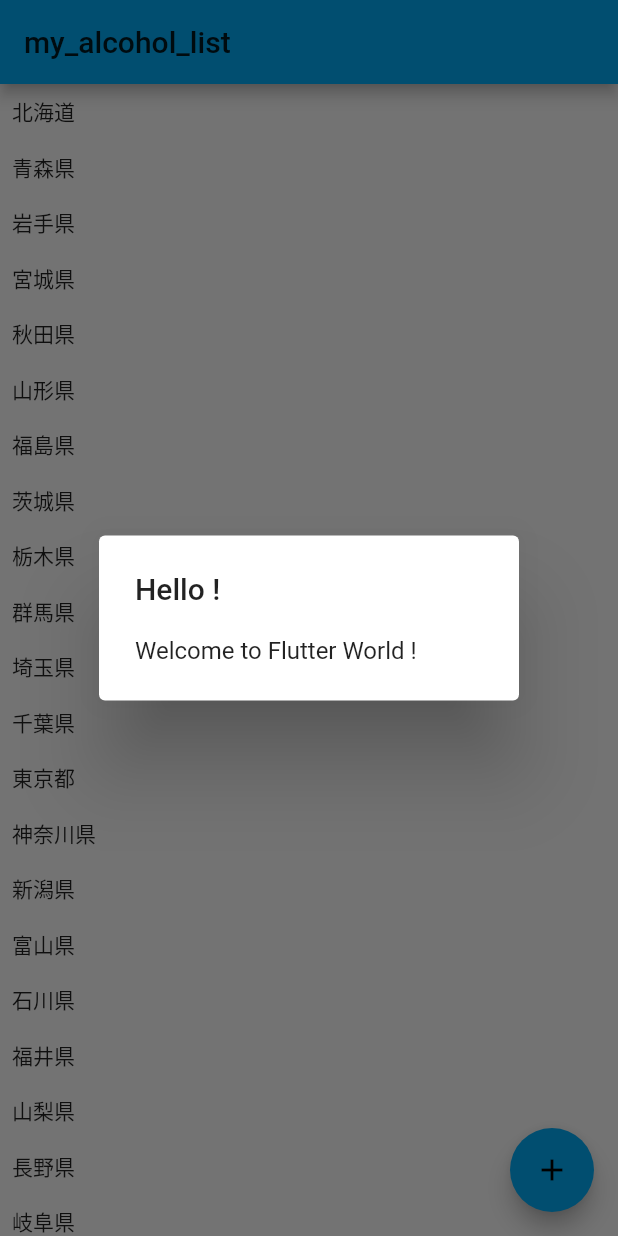
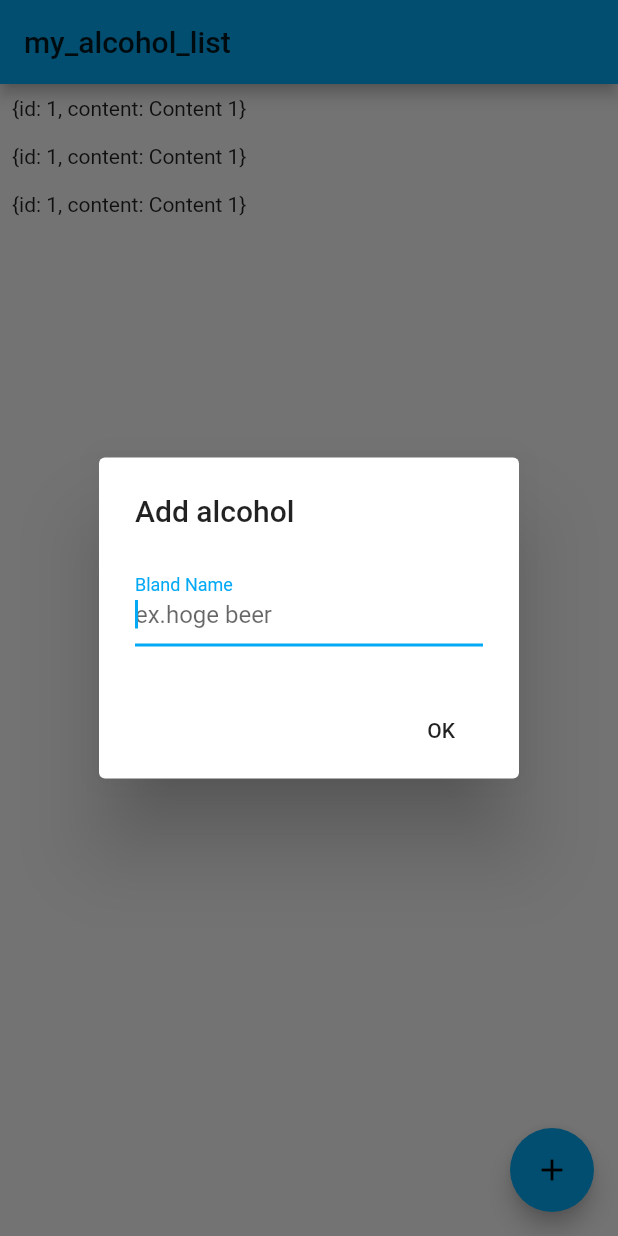
Before and after one commit to zyundamochi080/my_alcohol_list, a Flutter app: the screen it shows after launch, after a tap on the "add" icon, on a phone screen of 412 x 824 dp. Run offline on Flutter 3.47's test engine with Material 2 defaults, Android fonts, the phone set to English and light mode, and no system bars; our stand-ins replace shared_preferences.

Commit message:
Update list and function

```diff
--- a/lib/main.dart
+++ b/lib/main.dart
@@ -3,146 +3,80 @@ import 'package:shared_preferences/shared_preferences.dart';
 
 void main() => runApp(MyApp());
 
+//app entry point
+
 class MyApp extends StatelessWidget {
-  // This widget is the root of your application.
   @override
   Widget build(BuildContext context) {
     return MaterialApp(
       title: 'my_alcohol_list',
       theme: ThemeData(
-        // This is the theme of your application.
-        //
-        // Try running your application with "flutter run". You'll see the
-        // application has a blue toolbar. Then, without quitting the app, try
-        // changing the primarySwatch below to Colors.green and then invoke
-        // "hot reload" (press "r" in the console where you ran "flutter run",
-        // or simply save your changes to "hot reload" in a Flutter IDE).
-        // Notice that the counter didn't reset back to zero; the application
-        // is not restarted.
         primarySwatch: Colors.lightBlue,
       ),
-      home: MyHomePage(title: 'my_alcohol_list'),
+      home: TextFieldAlertDialog(),
     );
   }
 }
 
-class MyHomePage extends StatefulWidget {
-  MyHomePage({Key key, this.title}) : super(key: key);
+//app entry point end
 
-  // This widget is the home page of your application. It is stateful, meaning
-  // that it has a State object (defined below) that contains fields that affect
-  // how it looks.
+class TextFieldAlertDialog extends StatelessWidget {
+  TextEditingController _textFieldController = TextEditingController();
 
-  // This class is the configuration for the state. It holds the values (in this
-  // case the title) provided by the parent (in this case the App widget) and
-  // used by the build method of the State. Fields in a Widget subclass are
-  // always marked "final".
+  List<Map<String, dynamic>> data = [
+    { "id" : 1,  "content" : "Content 1" },
+    { "id" : 2,  "content" : "Content 2" },
+    { "id" : 3,  "content" : "Content 3" }
+  ];
 
-  final String title;
+  int _counter = 3;
 
-  @override
-  _MyHomePageState createState() => _MyHomePageState();
-}
-
-class _MyHomePageState extends State<MyHomePage> {
-  int _counter = 0;
-
-  void _incrementCounter() {
-    setState(() {
-      // This call to setState tells the Flutter framework that something has
-      // changed in this State, which causes it to rerun the build method below
-      // so that the display can reflect the updated values. If we changed
-      // _counter without calling setState(), then the build method would not be
-      // called again, and so nothing would appear to happen.
-      _counter++;
-    });
+  _displayDialog(BuildContext context) async {
+    print('_displaydialog');
+    return showDialog(
+        context: context,
+        builder: (context) {
+          return AlertDialog(
+            title: Text('Add alcohol'),
+            content: TextField(
+              controller: _textFieldController,
+              autofocus: true,
+              decoration: InputDecoration(labelText: 'Bland Name', hintText: 'ex.hoge beer'),
+            ),
+            actions: <Widget>[
+              new FlatButton(
+                child: new Text('OK'),
+                onPressed: () => _submission(_textFieldController.text),
+              )
+            ],
+          );
+        });
+  }
+  void _submission(String inputText) {
+    print('_submission');
+    _counter++;
+    data.add({ "id": _counter, "content": inputText});
   }
 
-  void _showDialog() {
-    setState(() {
-      showDialog(
-          context: context,
-          builder: (_) => AlertDialog(
-            title :Text("Hello !"),
-            content: Text("Welcome to Flutter World !"),
-          )
-      );
-    });
-  }
-
-//  @override
-//  Widget build(BuildContext context) {
-//    // This method is rerun every time setState is called, for instance as done
-//    // by the _incrementCounter method above.
-//    //
-//    // The Flutter framework has been optimized to make rerunning build methods
-//    // fast, so that you can just rebuild anything that needs updating rather
-//    // than having to individually change instances of widgets.
-//    return Scaffold(
-//      appBar: AppBar(
-//        // Here we take the value from the MyHomePage object that was created by
-//        // the App.build method, and use it to set our appbar title.
-//        title: Text(widget.title),
-//      ),
-//      body: Center(
-//        // Center is a layout widget. It takes a single child and positions it
-//        // in the middle of the parent.
-//        child: Column(
-//          // Column is also layout widget. It takes a list of children and
-//          // arranges them vertically. By default, it sizes itself to fit its
-//          // children horizontally, and tries to be as tall as its parent.
-//          //
-//          // Invoke "debug painting" (press "p" in the console, choose the
-//          // "Toggle Debug Paint" action from the Flutter Inspector in Android
-//          // Studio, or the "Toggle Debug Paint" command in Visual Studio Code)
-//          // to see the wireframe for each widget.
-//          //
-//          // Column has various properties to control how it sizes itself and
-//          // how it positions its children. Here we use mainAxisAlignment to
-//          // center the children vertically; the main axis here is the vertical
-//          // axis because Columns are vertical (the cross axis would be
-//          // horizontal).
-//          mainAxisAlignment: MainAxisAlignment.center,
-//          children: <Widget>[
-//            Text(
-//              'You have pushed the button this many times:',
-//            ),
-//            Text(
-//              '$_counter',
-//              style: Theme.of(context).textTheme.display1,
-//            ),
-//          ],
-//        ),
-//      ),
-//      floatingActionButton: FloatingActionButton(
-//        onPressed: _incrementCounter,
-//        tooltip: 'Increment',
-//        child: Icon(Icons.add),
-//      ), // This trailing comma makes auto-formatting nicer for build methods.
-//    );
-//  }
 
   @override
   Widget build(BuildContext context) {
-    const data = [
-      "北海道", "青森県", "岩手県", "宮城県", "秋田県", "山形県", "福島県", "茨城県", "栃木県", "群馬県", "埼玉県", "千葉県", "東京都", "神奈川県", "新潟県", "富山県", "石川県", "福井県", "山梨県", "長野県", "岐阜県", "静岡県", "愛知県", "三重県", "滋賀県", "京都府", "大阪府", "兵庫県", "奈良県", "和歌山県", "鳥取県", "島根県", "岡山県", "広島県", "山口県", "徳島県", "香川県", "愛媛県", "高知県", "福岡県", "佐賀県", "長崎県", "熊本県", "大分県", "宮崎県", "鹿児島県", "沖縄県",
-    ];
+    debugPrint('debug');
     return Scaffold(
       appBar: AppBar(
-        title: Text(widget.title),
+        title: Text('my_alcohol_list'),
       ),
       body: ListView.builder(
         itemCount: data.length,
-        itemBuilder: (context, int index) {
+        itemBuilder: (int, context) {
           return Padding(
               padding: EdgeInsets.all(8.0),
-              child: Text(
-                data[index],
-              ));
+              child: Text(data[0].toString()),
+          );
         },
       ),
     floatingActionButton: FloatingActionButton(
-        onPressed: _showDialog,
+        onPressed: () => _displayDialog(context),
         tooltip: 'Add',
         child: Icon(Icons.add),
       ),
--- a/pubspec.yaml
+++ b/pubspec.yaml
@@ -24,6 +24,7 @@ dependencies:
   # Use with the CupertinoIcons class for iOS style icons.
   cupertino_icons: ^0.1.2
   shared_preferences: ^0.5.3
+  package_info: ^0.4.0
 
 dev_dependencies:
   flutter_test:
```
Also changed, not shown: pubspec.lock.
